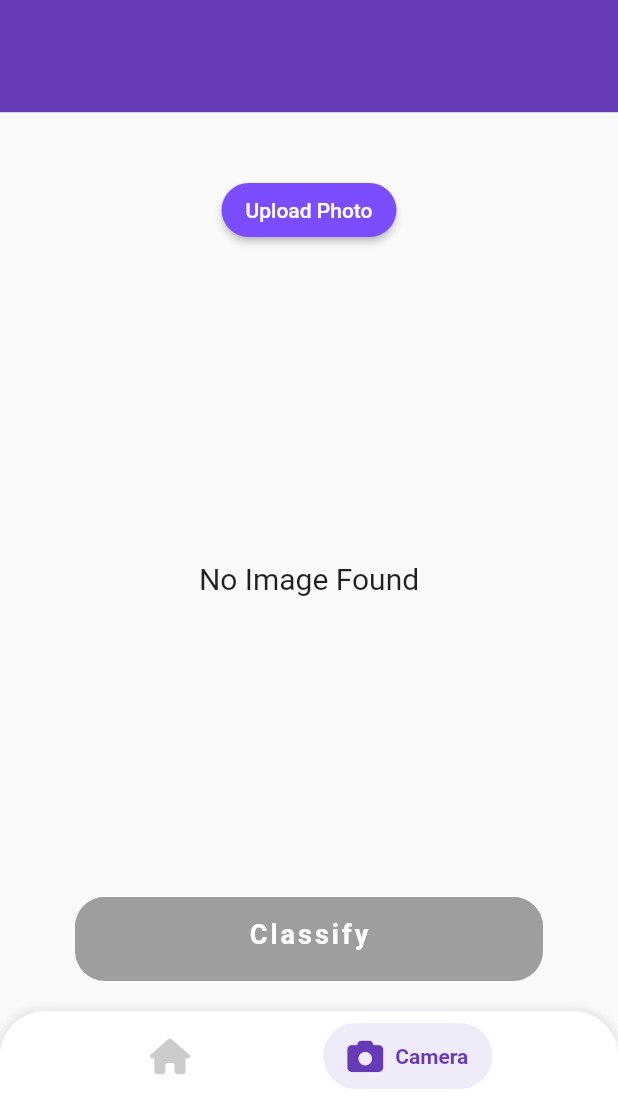
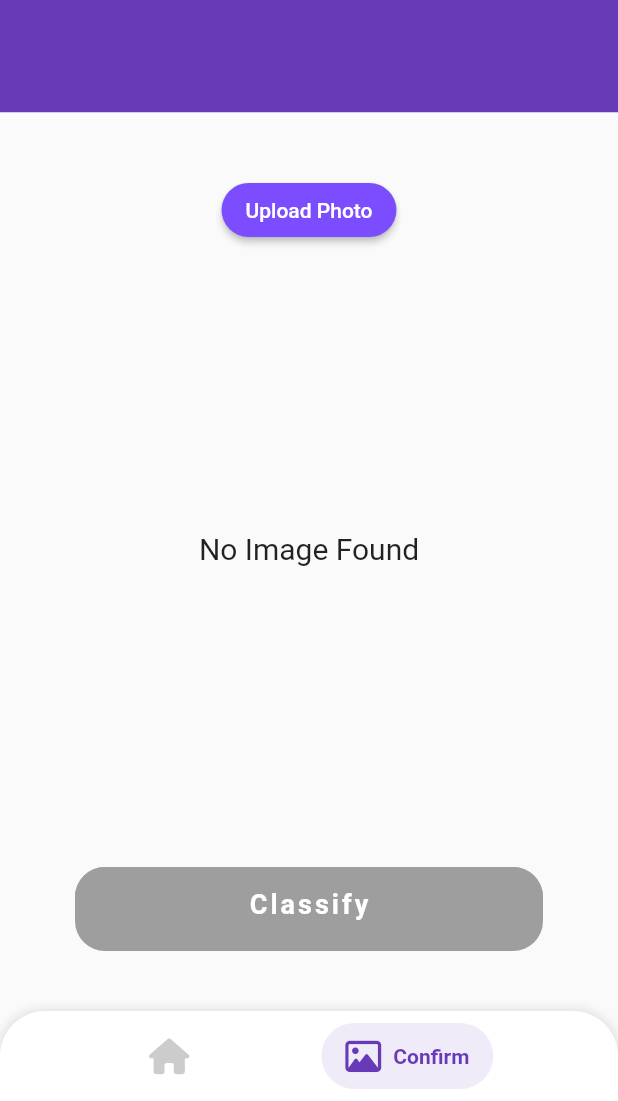
Before and after one commit to tsuna614/VTCC-App, a Flutter app: the screen it shows after launch, swiped to page 2, on a phone screen of 412 x 824 dp, the part 135-1236 px from its top. Run offline on Flutter 3.47's test engine with Material 2 defaults, Android fonts, the light colour scheme and no system bars; drawn by our look-alikes of salomon_bottom_bar; our stand-ins replace dio, font_awesome_flutter, google_fonts, image_picker; Roboto replaces fonts that are missing (Courgette).

Commit message:
small changes ui

```diff
--- a/frontend/vtcc_app/lib/main.dart
+++ b/frontend/vtcc_app/lib/main.dart
@@ -14,18 +14,10 @@ class MyApp extends StatelessWidget {
   @override
   Widget build(BuildContext context) {
     return MaterialApp(
+      debugShowCheckedModeBanner: false,
       title: 'Flutter Demo',
       theme: ThemeData(
-        // This is the theme of your application.
-        //
-        // Try running your application with "flutter run". You'll see the
-        // application has a blue toolbar. Then, without quitting the app, try
-        // changing the primarySwatch below to Colors.green and then invoke
-        // "hot reload" (press "r" in the console where you ran "flutter run",
-        // or simply save your changes to "hot reload" in a Flutter IDE).
-        // Notice that the counter didn't reset back to zero; the application
-        // is not restarted.
-        primarySwatch: Colors.blue,
+        primarySwatch: Colors.purple,
       ),
       home: MainScreen(),
     );
--- a/frontend/vtcc_app/lib/src/screens/image_pick.dart
+++ b/frontend/vtcc_app/lib/src/screens/image_pick.dart
@@ -117,7 +117,9 @@ class _ImageSelectState extends State<ImageSelect> {
         print('default');
         break;
     }
-    _isLoading = false;
+    setState(() {
+      _isLoading = false;
+    });
     if (context.mounted) {
       showDialog<String>(
         context: context,
@@ -233,7 +235,7 @@ class _ImageSelectState extends State<ImageSelect> {
                 //   child: Text('Upload Image'),
                 // ),
                 Padding(
-                  padding: EdgeInsets.symmetric(horizontal: 50),
+                  padding: EdgeInsets.symmetric(horizontal: 50, vertical: 20),
                   child: _isLoading == false
                       ? CustomButton(
                           buttonText: 'Classify',
--- a/frontend/vtcc_app/lib/src/screens/main_screen.dart
+++ b/frontend/vtcc_app/lib/src/screens/main_screen.dart
@@ -72,8 +72,8 @@ class _MainScreenState extends State<MainScreen> {
                   title: Text('Home'),
                   selectedColor: Colors.deepPurple),
               SalomonBottomBarItem(
-                icon: Icon(FontAwesomeIcons.camera),
-                title: Text('Camera'),
+                icon: Icon(FontAwesomeIcons.image),
+                title: Text('Confirm'),
                 selectedColor: Colors.deepPurple,
               ),
             ],
```
Also changed, not shown: 2 other files.
